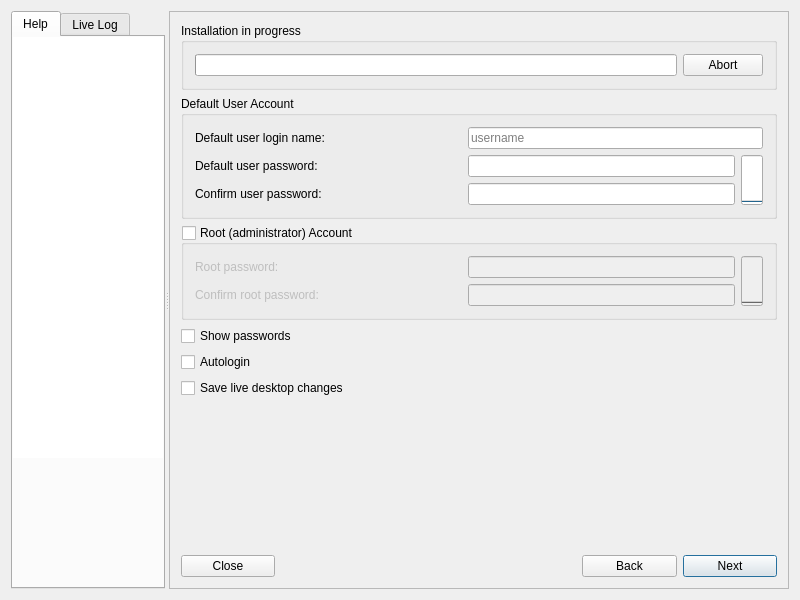
Above: meinstall.ui from gazelle-installer/gazelle-installer before the change. Below: the same form after it.
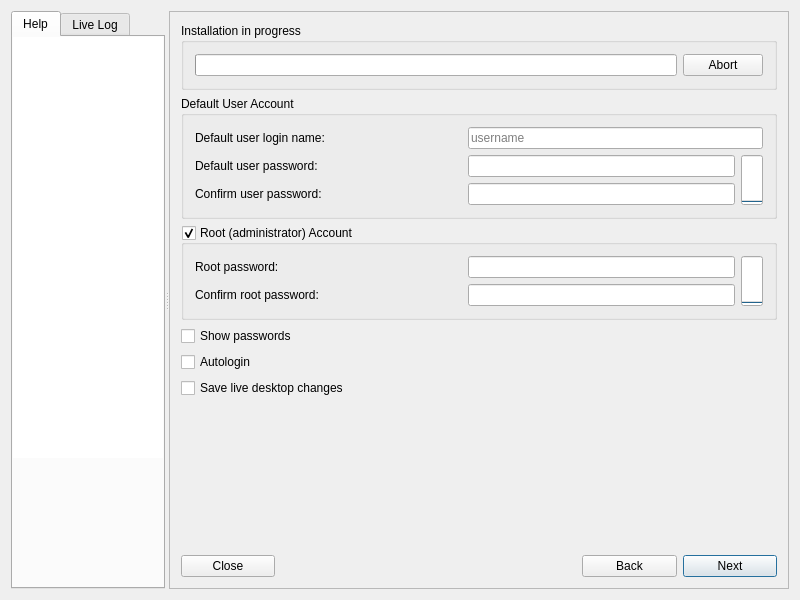
That is the form after the change. The open tabs and pages were chosen to show the change. Icons and pictures are not drawn. Custom widgets are drawn as their Qt base class.

Commit message: Enable the root account by default on Buster systems. Avoids breaking existing auto-install configurations.

Diff of the .ui file:
```diff
--- a/meinstall.ui
+++ b/meinstall.ui
@@ -1515,9 +1515,6 @@
              <property name="checkable">
               <bool>true</bool>
              </property>
-             <property name="checked">
-              <bool>false</bool>
-             </property>
              <layout class="QGridLayout">
               <item row="0" column="0">
                <widget class="QLabel" name="labelRootPass">
```
